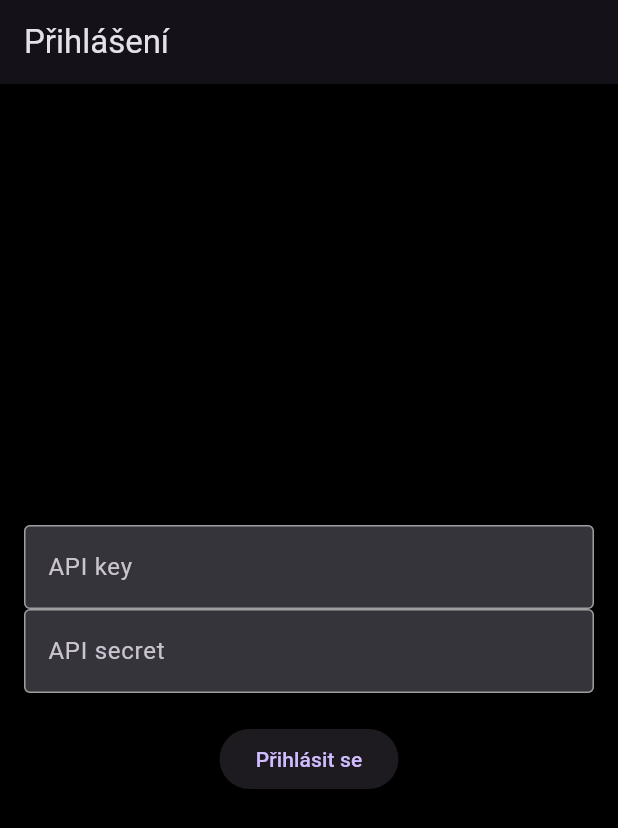
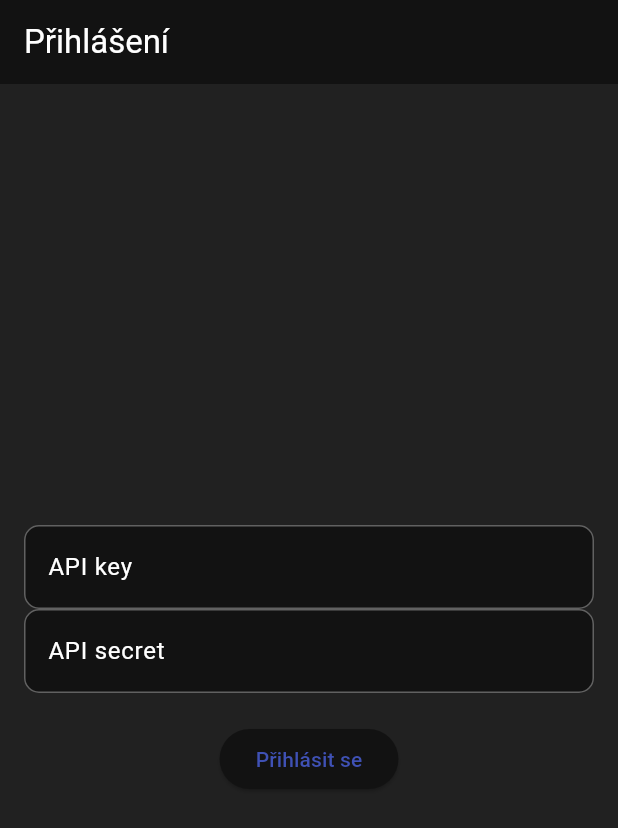
Before and after one commit to HerbAlco/new-binance-bot, a Flutter app: the screen it shows after launch, on a phone screen of 412 x 824 dp. Shown: the top 828 px of the screen. Run offline on Flutter 3.47's test engine with Material 3 defaults, Android fonts, the phone set to English and light mode, and no system bars.

Commit message:
buildcomplete() předělané na dropdownbutton(), úprava dark_theme, opravený bug v startPeriodicAction()

```diff
--- a/lib/service/create_order.dart
+++ b/lib/service/create_order.dart
@@ -39,9 +39,9 @@ Future<void> createLimitOrder(
     );
 
     if (response.statusCode == 200) {
-      print('úspěch');
+      print('objednávka úspěšně vytvořená');
     } else {
-      print('neúspěch');
+      print('objednávku se nepodařilo vytvořit');
     }
   }
 }
--- a/lib/theme/dark_theme.dart
+++ b/lib/theme/dark_theme.dart
@@ -1,31 +1,37 @@
 import 'package:flutter/material.dart';
 
 class DarkTheme {
+
   static ThemeData getTheme() {
+    const primaryColor = Colors.indigo;
+    const accentColor = Colors.amber;
+
     return ThemeData(
       brightness: Brightness.dark,
-      primaryColor: Colors.blue,
-      scaffoldBackgroundColor: Colors.black,
+      primaryColor: primaryColor,
+      scaffoldBackgroundColor: Colors.grey[900],
+      colorScheme: const ColorScheme.dark(
+        primary: primaryColor,
+        secondary: accentColor,
+      ),
       textTheme: const TextTheme(
         bodyLarge: TextStyle(color: Colors.white),
         bodyMedium: TextStyle(color: Colors.white),
         bodySmall: TextStyle(color: Colors.white),
-      ).apply(
-        bodyColor: Colors.orange,
-        displayColor: Colors.blue,
       ),
       buttonTheme: const ButtonThemeData(
-        // Change as needed
-        buttonColor: Colors.blue,
+        buttonColor: primaryColor,
         textTheme: ButtonTextTheme.primary,
       ),
-      inputDecorationTheme: const InputDecorationTheme(
+      inputDecorationTheme: InputDecorationTheme(
         filled: true,
-        focusedBorder: OutlineInputBorder(
-          borderSide: BorderSide(color: Colors.blue),
+        focusedBorder: const OutlineInputBorder(
+          borderSide: BorderSide(color: primaryColor),
+          borderRadius: BorderRadius.all(Radius.circular(10)),
         ),
         enabledBorder: OutlineInputBorder(
-          borderSide: BorderSide(color: Colors.grey),
+          borderSide: BorderSide(color: Colors.grey[700]!),
+          borderRadius: const BorderRadius.all(Radius.circular(10)),
         ),
       ),
     );
```
Also changed, not shown: lib/model/order_model.dart (+20 -18 lines), lib/service/cancel_order.dart (+7 -1 lines), lib/ui/create_trade_widget.dart (+41 -19 lines), lib/ui/view_order_data_widget.dart (+48 -22 lines), 1 other file.
